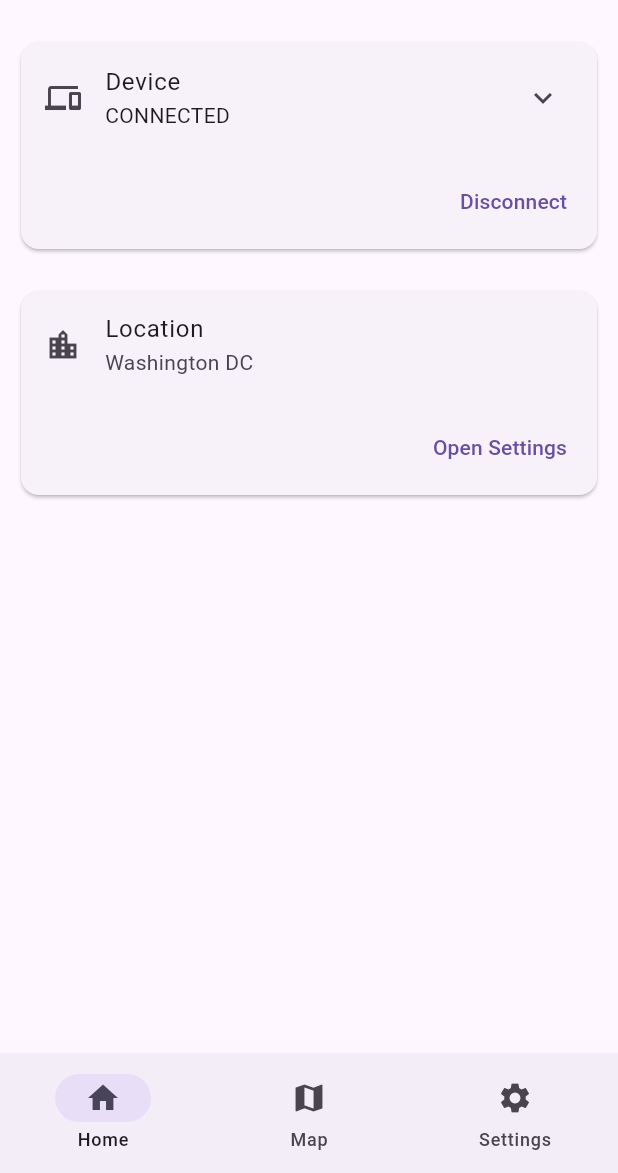
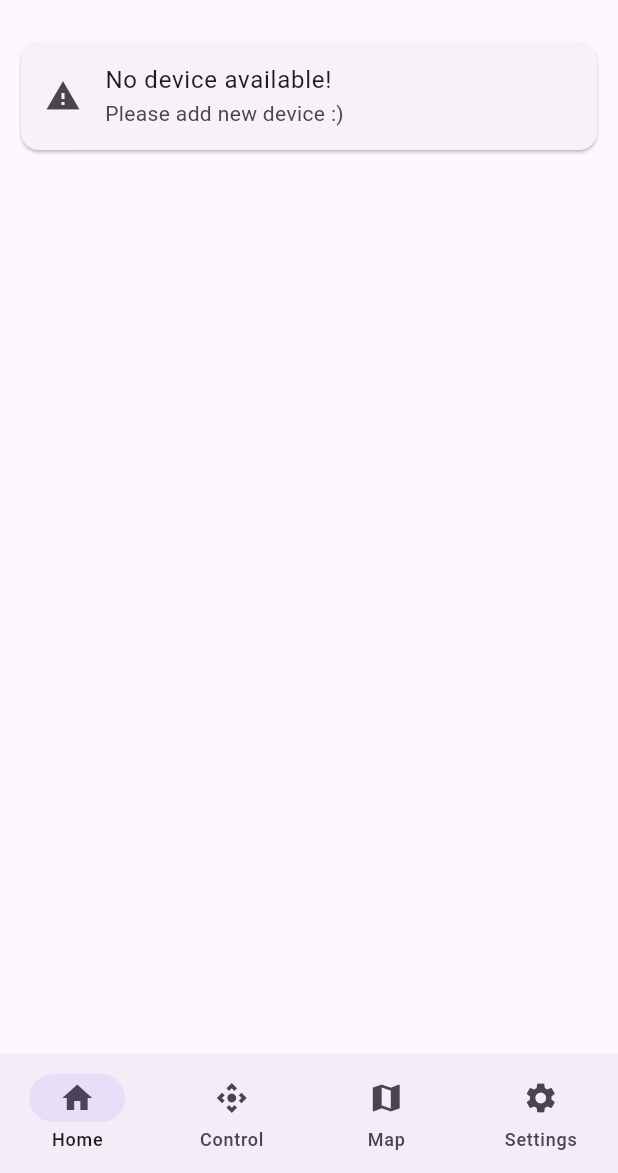
Before and after one commit to Open-Source-Autonomous-Boat/wip-qt, a Flutter app: the screen it shows after launch, on a phone screen of 412 x 824 dp, the part 63-1236 px from its top. Run offline on Flutter 3.47's test engine with Material 2 defaults, Android fonts, the phone set to English and light mode, and no system bars; our stand-ins replace flutter_map, latlong2, sqflite, sqflite_common_ffi; accounts and stored records are empty.

Commit message:
UI and DB Rework
Added some classes to help with data management,
fleshed out Android UI

```diff
--- /dev/null
+++ b/lib/db/actions.dart
@@ -0,0 +1,66 @@
+import 'package:osab/db/db.dart';
+
+class DBActions {
+  static Future<String> getFavoriteDevice() async {
+    DBClass db = await DBInstances.osab();
+    List<OSABDataValues> data = OSABData().from(await db.getItem("devid"));
+    if (data.isEmpty) {
+      return "0";
+    }
+    String firstValue = data.first.value ?? "0";
+    if (firstValue != "null") {
+      return firstValue;
+    }
+    return "0";
+  }
+
+  static Future<void> setFavoriteDevice(String device) async {
+    DBClass db = await DBInstances.osab();
+    await db.set(OSABDataValues(id: "devid", value: device).asMap());
+  }
+
+  static Future<DeviceDataValues?> getDevice(String id) async {
+    DBClass db = await DBInstances.devices();
+    var data = await db.getItem(id);
+    if (data == null) {
+      return null;
+    }
+    return DeviceData().from(data).first;
+  }
+
+  static Future<void> setDevice(
+      {required String name, String? uuid, int? id}) async {
+    DBClass db = await DBInstances.devices();
+    id ??= await db.getCount() + 1;
+    DeviceDataValues data = DeviceDataValues(id: id, name: name, uuid: uuid);
+    db.set(data.asMap());
+  }
+
+  static Future<DeviceDataValues?> getDeviceFavValue() async {
+    return await DBActions.getDevice(await DBActions.getFavoriteDevice());
+  }
+
+  static Future<void> rmDeviceId(String id) async {
+    DBClass db = await DBInstances.devices();
+    await db.rmItem(id);
+  }
+
+  static Future<void> resetFavoriteDevice(String currentID) async {
+    DBClass osabDB = await DBInstances.osab();
+    DBClass deviceDB = await DBInstances.devices();
+    List<OSABDataValues> devID = OSABData().from(await osabDB.getItem("devid"));
+    if (devID.isEmpty) {
+      return;
+    }
+    final String? devIDValue = devID.first.value;
+    if (devIDValue != "null" && devIDValue == currentID) {
+      osabDB.set(OSABDataValues(id: "devid", value: "0").asMap());
+    }
+    List<DeviceDataValues> devices = DeviceData().from(await deviceDB.get());
+    if (devices.isNotEmpty) {
+      DBActions.setFavoriteDevice(devices.first.id.toString());
+    } else {
+      DBActions.setFavoriteDevice("0");
+    }
+  }
+}
--- a/lib/db/db.dart
+++ b/lib/db/db.dart
@@ -1,10 +1,11 @@
+import 'dart:async';
+
 import 'package:flutter/foundation.dart';
+import 'package:logging/logging.dart';
 import 'package:path/path.dart' as path_lib;
+import 'package:path_provider/path_provider.dart';
 import 'package:sqflite/sqflite.dart';
-import 'package:logging/logging.dart';
 import 'package:sqflite_common_ffi/sqflite_ffi.dart';
-import 'package:path_provider/path_provider.dart';
-import 'dart:async';
 
 class DBClassItemFields {
   static List<String> osab = ['id', 'val'];
@@ -19,25 +20,22 @@ abstract class DataClass {
   }
 }
 
-abstract class DBActions {
-  bool checkEmpty();
-}
-
 class OSABData extends DataClass {
   @override
   List<OSABDataValues> from(dynamic data) {
     if (data == null) {
       return mList;
     }
-    if (data is List<DBData?>) {
-      data.map((e) {
+    if (data is List<DBData?> ||
+        (data is List<DBData>?) ||
+        data is List<DBData>) {
+      data.forEach((e) {
         if (e != null) {
           mList.add(OSABDataValues(
               id: e["id"].toString(), value: e["value"].toString()));
         }
       });
-    }
-    if (data is DBData) {
+    } else if (data is DBData) {
       mList.add(OSABDataValues(
           id: data["id"].toString(), value: data["val"].toString()));
     } else {
@@ -76,21 +74,35 @@ class DeviceData extends DataClass {
     }
 
     if (data == null) {
+      if (kDebugMode) {
+        print("DeviceData is null");
+      }
       return mList;
     }
-    if (data is List<DBData?>) {
-      data.map((e) {
+    if (data is List<DBData?> ||
+        (data is List<DBData>?) ||
+        data is List<DBData>) {
+      if (kDebugMode) {
+        print("DeviceData is list");
+      }
+      data.forEach((e) {
         if (e != null) {
           adder(e);
-        }
+        } else {}
       });
-    }
-    if (data is DBData) {
+    } else if (data is DBData) {
+      if (kDebugMode) {
+        print("Data is DBData");
+      }
       if (data.isEmpty) {
         return mList;
       }
       adder(data);
     } else {
+      if (kDebugMode) {
+        print("Failed to accept data");
+        print(data is List<DBData>);
+      }
       Logger("OSABData").warning("FAILED TO ACCEPT DATA");
     }
     return mList;
@@ -114,16 +126,11 @@ class DeviceData extends DataClass {
 
 class DeviceDataValues {
   DeviceDataValues({required this.id, this.uuid, required this.name});
-  Map<String, Object?> asMap() => {
-        "id": id,
-        "name": name,
-        "uuid": uuid,
-      };
+  Map<String, Object?> asMap() => {"id": id, "name": name, "uuid": uuid};
 
   late int id;
   late String name;
   late String? uuid;
-  late int? date;
 }
 
 class DBClass {
@@ -161,15 +168,14 @@ class DBClass {
     return true;
   }
 
-  Future<List<DBData?>> get(List<String> column,
-      {String? where, List<Object>? whereArgs}) async {
+  Future<List<DBData>> get({String? where, List<Object>? whereArgs}) async {
     _checkDBNull();
     return await db!.query(tableName, where: where, whereArgs: whereArgs);
   }
 
   Future<DBData?> getItem(String id) async {
     _checkDBNull();
-    var data = await get(itemFields, where: "id = ?", whereArgs: [id]);
+    var data = await get(where: "id = ?", whereArgs: [id]);
     return (data.isEmpty) ? {} : data.first;
   }
 
--- a/lib/main.dart
+++ b/lib/main.dart
@@ -43,7 +43,11 @@ class _AndroidApp extends material.State<AndroidApp> {
   material.Widget build(material.BuildContext context) {
     return material.MaterialApp(
       navigatorKey: GlobalNavigation.globalNavigation,
-      theme: material.ThemeData(useMaterial3: true),
+      theme:
+          material.ThemeData(useMaterial3: true, brightness: Brightness.light),
+      darkTheme:
+          material.ThemeData(useMaterial3: true, brightness: Brightness.dark),
+      themeMode: material.ThemeMode.system,
       debugShowCheckedModeBanner: false,
       home: const material.Scaffold(body: AndroidHome()),
     );
--- a/lib/material/home.dart
+++ b/lib/material/home.dart
@@ -1,5 +1,6 @@
 import 'package:flutter/material.dart';
 import 'package:osab/map/map.dart';
+import 'package:osab/material/pages/control.dart';
 import 'package:osab/material/pages/dashboard.dart';
 import 'package:osab/material/pages/settings.dart';
 
@@ -15,6 +16,7 @@ class _AndroidHome extends State<AndroidHome> {
 
   final List<Widget> pages = const <Widget>[
     AndroidDashBoard(),
+    AndroidController(),
     OSABMap(),
     AndroidSettings()
   ];
@@ -40,6 +42,8 @@ class _AndroidHome extends State<AndroidHome> {
                       icon: Icon(Icons.home),
                       label: "Home",
                     ),
+                    NavigationDestination(
+                        icon: Icon(Icons.control_camera), label: "Control"),
                     NavigationDestination(icon: Icon(Icons.map), label: "Map"),
                     NavigationDestination(
                         icon: Icon(Icons.settings), label: "Settings")
@@ -56,6 +60,9 @@ class _AndroidHome extends State<AndroidHome> {
                           NavigationRailDestination(
                               icon: Icon(Icons.home), label: Text("lol")),
                           NavigationRailDestination(
+                              icon: Icon(Icons.control_camera),
+                              label: Text("Control")),
+                          NavigationRailDestination(
                               icon: Icon(Icons.map), label: Text("Map")),
                           NavigationRailDestination(
                               icon: Icon(Icons.settings),
--- a/lib/material/pages/dashboard.dart
+++ b/lib/material/pages/dashboard.dart
@@ -1,3 +1,5 @@
+
+
 import 'package:flutter/material.dart';
 import './dashboard/cards.dart';
 
--- a/lib/material/pages/dashboard/cards.dart
+++ b/lib/material/pages/dashboard/cards.dart
@@ -1,27 +1,6 @@
 import 'package:flutter/material.dart';
+import 'package:osab/db/actions.dart';
 import 'package:osab/db/db.dart';
-import 'package:osab/material/styles/text.dart';
-import 'package:uuid/uuid.dart';
-import 'dart:async';
-
-class _LocationCard extends StatelessWidget {
-  @override
-  Widget build(BuildContext context) {
-    return Card(
-        child: Column(children: [
-      ListTile(
-        leading: const Icon(Icons.location_city),
-        title: TextStyles.cardText("Location"),
-        subtitle: const Text("Washington DC"),
-      ),
-      ButtonBar(
-        children: [
-          TextButton(onPressed: (() => {}), child: const Text("Open Settings"))
-        ],
-      )
-    ]));
-  }
-}
 
 class _DeviceCard extends StatefulWidget {
   @override
@@ -29,16 +8,10 @@ class _DeviceCard extends StatefulWidget {
 }
 
 class _DeviceCardState extends State<_DeviceCard> {
-  late Future<String> mName;
-  late Future<String> mID;
-  var mDeviceQuery = ["Change Name", "Set Name"];
-  int mDeviceIndex = 0;
-
+  late Future<DeviceDataValues?> deviceData;
   @override
   void initState() {
-    super.initState();
-    mID = _getDeviceID();
-    mName = _getDeviceName();
+    deviceData = DBActions.getDeviceFavValue();
   }
 
   @override
@@ -48,115 +21,53 @@ class _DeviceCardState extends State<_DeviceCard> {
 
   @override
   Widget build(BuildContext context) {
+    ListTile waitTile = const ListTile(
+        leading: Icon(Icons.waving_hand),
+        title: Text("Waiting for data to load...."),
+        subtitle: Text("Might wanna submit a report on this one :("));
+    ListTile errorTile = const ListTile(
+        leading: Icon(Icons.error),
+        title: Text("Failed to recieve favorite device id"),
+        subtitle: Text("Please submit bug report :)"));
     return Card(
-        child: Column(children: [
-      ExpansionTile(
-        leading: const Icon(Icons.devices),
-        title: TextStyles.cardText("Device"),
-        subtitle: const Text("CONNECTED"),
-        children: [
-          FutureBuilder(
-              future: mName,
-              builder: ((context, AsyncSnapshot<String> snapshot) {
-                String name = (snapshot.hasData &&
-                        snapshot.connectionState == ConnectionState.done)
-                    ? snapshot.data!
-                    : "Unknown Name";
-                return ListTile(
-                  title: const Text("Device Name"),
-                  subtitle: Text(name),
-                );
-              })),
-          ListTile(
-            title: const Text("UUID"),
-            subtitle: Text(const Uuid().v1()),
-          ),
-          const ListTile(
-            title: Text("Date Added"),
-          )
-        ],
-      ),
-      ButtonBar(
-        children: [
-          TextButton(onPressed: (() => {}), child: const Text("Disconnect"))
-        ],
-      )
-    ]));
-  }
-
-  Future<String> _getDeviceName() async {
-    var name = DeviceData()
-        .from(await (await DBInstances.devices()).getItem(await mID));
-    return (name.isEmpty) ? "0" : name.first.name;
-  }
-
-  Future<String> _getDeviceID() async {
-    List<OSABDataValues> data =
-        OSABData().from(await (await DBInstances.osab()).getItem("devid"));
-    return (data.isEmpty || data.first.value == "null")
-        ? "0"
-        : data.first.value ?? "0";
-  }
-
-}
-
-class _GreetingCard extends StatefulWidget {
-  @override
-  State<StatefulWidget> createState() => _GreetingCardState();
-}
-
-class _GreetingCardState extends State<_GreetingCard> {
-  late final Future<String> mName;
-
-  @override
-  void initState() {
-    super.initState();
-    mName = _getUserName();
-  }
-
-  @override
-  Widget build(BuildContext context) {
-    return Expanded(
-        flex: 1,
-        child: Padding(
-          padding: const EdgeInsets.all(10),
-          child: FutureBuilder<String>(
-            future: mName,
-            builder: (context, snapshot) {
-              if (snapshot.hasData) {
-                return Card(
-                  child: SizedBox.expand(
-                      child: Stack(children: [
-                    Center(
-                      child: TextStyles.cardText(snapshot.data!),
-                    )
-                  ])),
-                );
-              } else {
-                return Card(
-                  child: SizedBox.expand(
-                    child: TextStyles.cardText("FAILED TO GET USER NAME!"),
-                  ),
-                );
+        child: FutureBuilder(
+            future: deviceData,
+            builder: (BuildContext context,
+                AsyncSnapshot<DeviceDataValues?> snapshot) {
+              switch (snapshot.connectionState) {
+                case ConnectionState.active:
+                case ConnectionState.waiting:
+                  return waitTile;
+                case ConnectionState.none:
+                  return errorTile;
+                case ConnectionState.done:
+                  {
+                    if (!snapshot.hasData || snapshot.data == null) {
+                      return const ListTile(
+                          leading: Icon(Icons.warning),
+                          title: Text("No device available!"),
+                          subtitle: Text("Please add new device :)"));
+                    }
+                    DeviceDataValues data = snapshot.data!;
+                    return ExpansionTile(
+                        leading: const Icon(Icons.device_hub),
+                        title: Text(data.name),
+                        subtitle: Text("ID: ${data.id.toString()}"),
+                        children: <Widget>[
+                          if (data.uuid != null)
+                            ListTile(
+                                leading: const Icon(Icons.perm_identity),
+                                title: const Text("UUID"),
+                                subtitle: Text(data.uuid!)),
+                        ]);
+                  }
               }
-            },
-          ),
-        ));
-  }
-
-  static Future<String> _getUserName() async {
-    String? data = OSABData()
-        .from(await (await DBInstances.osab()).getItem("name"))
-        .first
-        .value;
-    return data ?? "[Unknown UserName]";
+            }));
   }
 }
 
 class DashBoardCards {
   static var list = [
     Padding(padding: const EdgeInsets.all(10), child: _DeviceCard()),
-    Padding(padding: const EdgeInsets.all(10), child: _LocationCard()),
   ];
-  static Widget greetingCard() => _GreetingCard();
 }
```
Also changed, not shown: lib/material/pages/control.dart (added, +11 -0 lines), lib/material/pages/settings.dart (+0 -13 lines), lib/material/pages/settings/device.dart (+22 -12 lines), lib/material/pages/settings/device/device_card.dart (+40 -26 lines), lib/material/pages/settings/device/edit_page.dart (+11 -14 lines), lib/material/pages/settings/device/edit_page/edit_page_name_field.dart (+6 -7 lines), lib/material/pages/settings/device/edit_page/star_icon_button.dart (+26 -16 lines), 3 other files.
